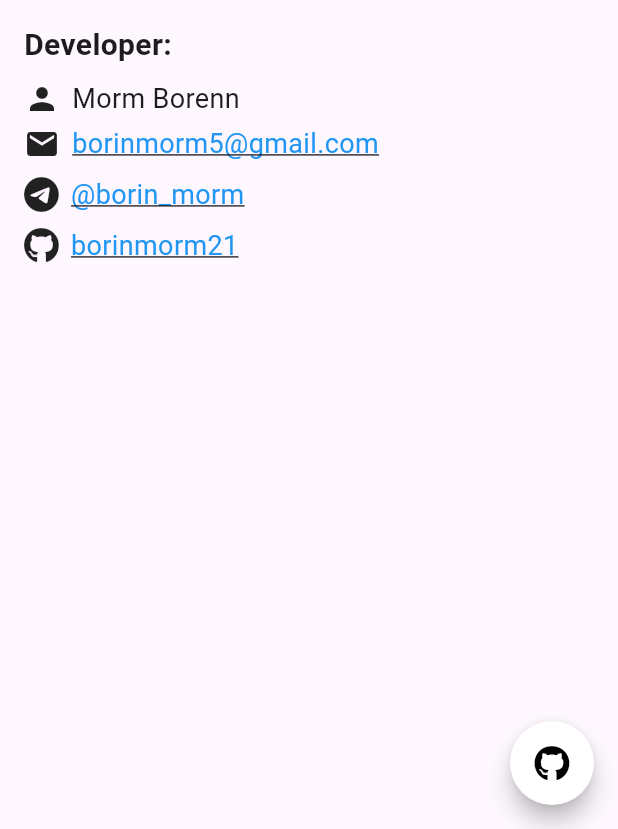
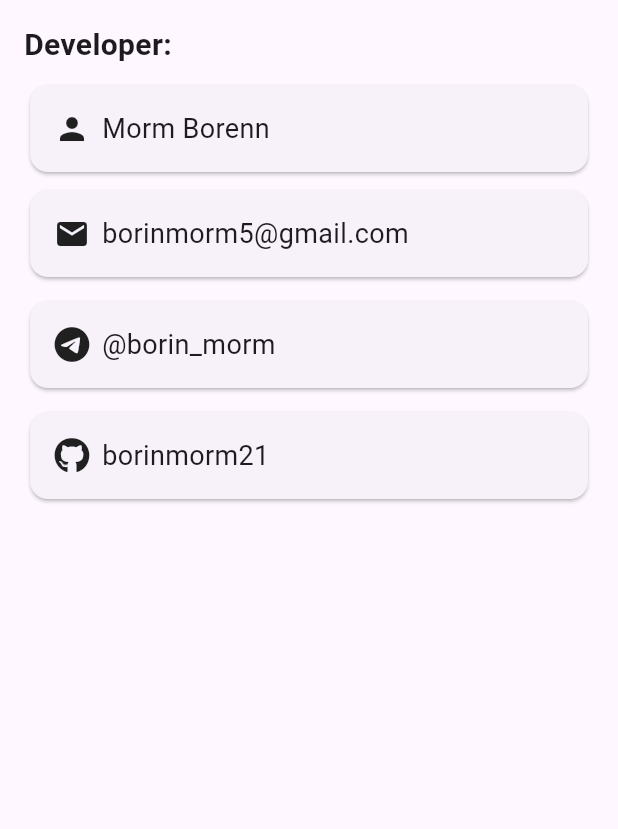
Before and after one commit to borennmorm/todo_app_work, a Flutter app: the AboutView screen opened directly, on a phone screen of 412 x 824 dp, the part 407-1236 px from its top. Run offline on Flutter 3.47's test engine with Material 3 defaults, Android fonts, the phone set to English and light mode, and no system bars; our stand-ins replace font_awesome_flutter.

Commit message:
Update 52324

```diff
--- a/lib/screens/about.dart
+++ b/lib/screens/about.dart
@@ -56,76 +56,58 @@ class AboutView extends StatelessWidget {
               ),
             ),
             const SizedBox(height: 8),
-            const Row(
-              children: [
-                Icon(Icons.person),
-                SizedBox(width: 8),
-                Text(
-                  'Morm Borenn',
-                  style: TextStyle(
-                    fontSize: 18,
-                  ),
-                ),
-              ],
+            _buildInfoCard(
+              context,
+              icon: Icons.person,
+              text: 'Morm Borenn',
+              url: '',
             ),
             const SizedBox(height: 4),
-            const Row(
-              children: [
-                Icon(Icons.email),
-                SizedBox(width: 8),
-                Text(
-                  'borinmorm5@gmail.com',
-                  style: TextStyle(
-                    fontSize: 18,
-                    color: Colors.blue,
-                    decoration: TextDecoration.underline,
-                  ),
-                ),
-              ],
+            _buildInfoCard(
+              context,
+              icon: Icons.email,
+              text: 'borinmorm5@gmail.com',
+              url: 'mailto:borinmorm5@gmail.com',
             ),
             const SizedBox(height: 8),
-            const Row(
-              children: [
-                FaIcon(FontAwesomeIcons.telegram),
-                SizedBox(width: 8),
-                Text(
-                  '@borin_morm',
-                  style: TextStyle(
-                    fontSize: 18,
-                    color: Colors.blue,
-                    decoration: TextDecoration.underline,
-                  ),
-                ),
-              ],
+            _buildInfoCard(
+              context,
+              icon: FontAwesomeIcons.telegram,
+              text: '@borin_morm',
+              url: 'https://t.me/borin_morm',
             ),
             const SizedBox(height: 8),
-            const Row(
-              children: [
-                FaIcon(FontAwesomeIcons.github),
-                SizedBox(width: 8),
-                Text(
-                  'borinmorm21',
-                  style: TextStyle(
-                    fontSize: 18,
-                    color: Colors.blue,
-                    decoration: TextDecoration.underline,
-                  ),
-                ),
-              ],
+            _buildInfoCard(
+              context,
+              icon: FontAwesomeIcons.github,
+              text: 'borinmorm21',
+              url: 'https://github.com/borinmorm21',
             ),
           ],
         ),
       ),
-      floatingActionButton: FloatingActionButton(
-        onPressed: () {
-          _launchURL('https://github.com/borinmorm21/todo_app_work');
-        },
-        tooltip: 'Github',
-        backgroundColor: Colors.white,
-        shape: const CircleBorder(),
-        child: const Icon(
-          FontAwesomeIcons.github,
-          color: Colors.black,
+    );
+  }
+
+  Widget _buildInfoCard(BuildContext context,
+      {required IconData icon, required String text, required String url}) {
+    return Card(
+      child: InkWell(
+        onTap: () => _launchURL(url),
+        child: Padding(
+          padding: const EdgeInsets.all(16.0),
+          child: Row(
+            children: [
+              Icon(icon),
+              const SizedBox(width: 8),
+              Text(
+                text,
+                style: const TextStyle(
+                  fontSize: 18,
+                ),
+              ),
+            ],
+          ),
         ),
       ),
     );
```
Also changed, not shown: pubspec.yaml (+7 -0 lines), assets/check-list.png (added), pubspec.lock, 28 other files.
